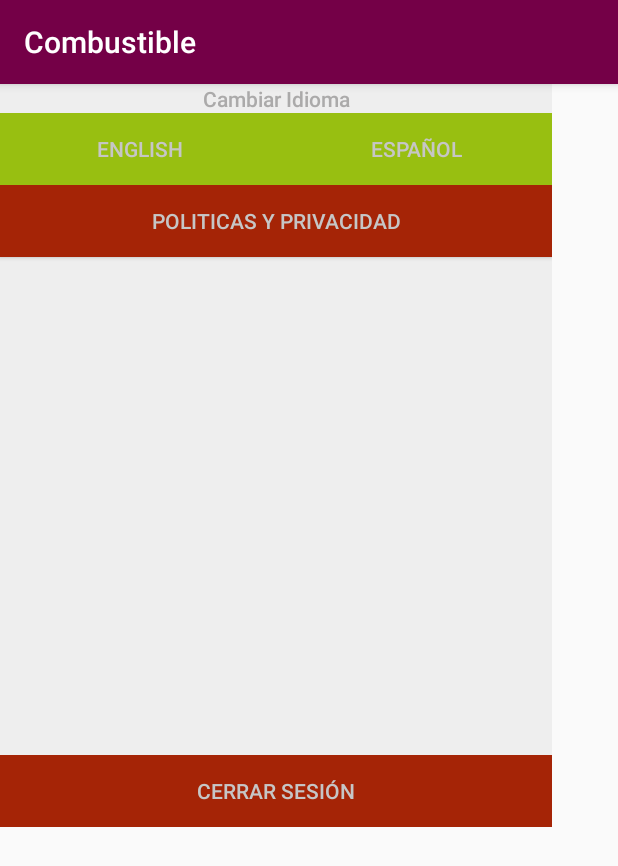
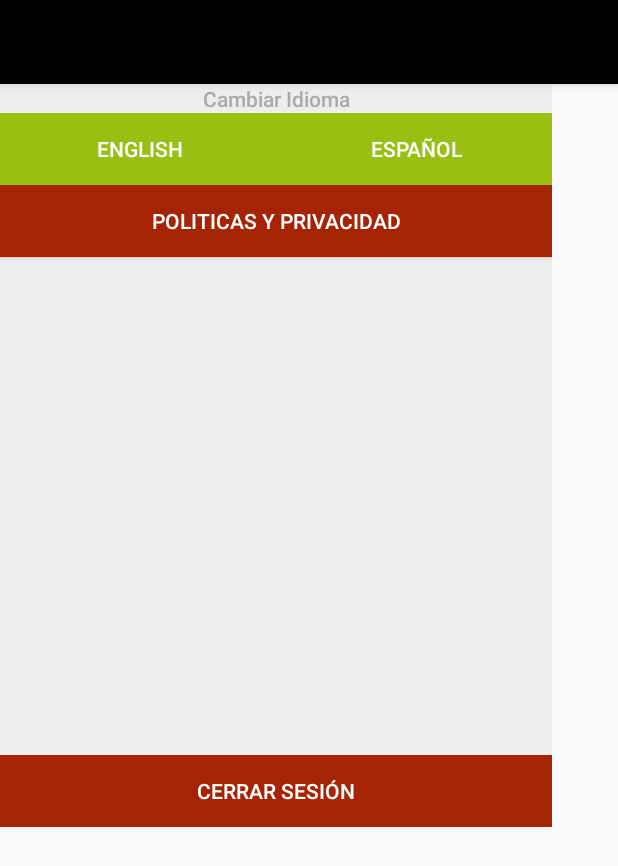
Before and after one commit to andreSaavedra/Combustible, an Android app: the Ajustes screen opened directly, with no data from a screen before it, on a phone screen of 412 x 824 dp. Shown: the top 866 px of the screen. Run offline under Robolectric (Android 15) with nearby library versions, the phone set to English and light mode, and no system bars.

Commit message:
agregando funciones en Ajustes

```diff
--- a/app/src/main/res/layout/activity_ajustes.xml
+++ b/app/src/main/res/layout/activity_ajustes.xml
@@ -5,7 +5,7 @@
     android:layout_width="368dp"
     android:layout_height="495dp"
     android:layout_weight="1"
-    android:background="@color/colorPrimaryDark"
+    android:background="@color/colorblancotexto"
     app:layout_behavior="@string/appbar_scrolling_view_behavior"
     tools:context="com.example.intel.combustible.Ajustes"
     tools:layout_editor_absoluteX="8dp"
@@ -41,7 +41,7 @@
             android:layout_weight="1"
             android:background="@color/verdefondo"
             android:text="@string/boton_de_idioma1"
-            android:textColor="@color/colorblancotexto" />
+            android:textColor="@android:color/white" />
 
         <Button
             android:id="@+id/Español"
@@ -50,7 +50,7 @@
             android:layout_weight="0.5"
             android:background="@color/verdefondo"
             android:text="@string/boton_de_idioma2"
-            android:textColor="@color/colorblancotexto" />
+            android:textColor="@android:color/white" />
     </TableRow>
 
     <TableRow
@@ -66,7 +66,7 @@
             android:layout_weight="2"
             android:background="@color/rojofondo"
             android:text="@string/politicas_y_privacidad"
-            android:textColor="@color/colorblancotexto" />
+            android:textColor="@android:color/white" />
     </TableRow>
 
     <TableRow
@@ -82,7 +82,7 @@
             android:layout_weight="1"
             android:background="@color/rojofondo"
             android:text="@string/cerrar_sesion"
-            android:textColor="@color/colorblancotexto" />
+            android:textColor="@android:color/white" />
 
     </TableRow>
 
--- a/app/src/main/res/layout/activity_main.xml
+++ b/app/src/main/res/layout/activity_main.xml
@@ -3,7 +3,7 @@
 <RelativeLayout xmlns:android="http://schemas.android.com/apk/res/android"
     android:layout_width="fill_parent"
     android:layout_height="fill_parent"
-    android:background="@color/colorAccent"
+    android:background="@android:color/background_dark"
     android:fadingEdge="horizontal|vertical">
 
     <Button
@@ -18,7 +18,7 @@
         android:layout_alignParentTop="false"
         android:layout_centerHorizontal="true"
         android:layout_marginBottom="51dp"
-        android:background="@color/colorAccent"
+        android:background="@android:color/background_dark"
         android:elevation="24dp"
         android:fadingEdge="horizontal|vertical"
         android:text="@string/ingresar_como_invitado"
--- a/app/src/main/res/layout/content_filtro.xml
+++ b/app/src/main/res/layout/content_filtro.xml
@@ -54,7 +54,7 @@
         android:layout_marginTop="35dp"
         android:background="@color/verdefondo"
         android:text="@string/buscar"
-        android:textColor="@color/colorblancotexto" />
+        android:textColor="@android:color/white" />
 
     <SeekBar
         android:id="@+id/seekBar"
--- a/app/src/main/res/values/colors.xml
+++ b/app/src/main/res/values/colors.xml
@@ -1,6 +1,6 @@
 <?xml version="1.0" encoding="utf-8"?>
 <resources>
-    <color name="colorPrimary">#740047</color>
+    <color name="colorPrimary">#ff000000</color>
     <color name="colorPrimaryDark">#eeeeee</color>
     <color name="colorAccent">#740047</color>
     <color name="colorplomo">#eeeeee</color>
--- a/app/src/main/res/values/strings.xml
+++ b/app/src/main/res/values/strings.xml
@@ -1,5 +1,5 @@
 <resources>
-    <string name="app_name">Combustible</string>
+    <string name="app_name"> </string>
     <string name="title_activity_filtro">filtro</string>
 
 
```
Also changed, not shown: app/src/main/ic_launcher-web.png, app/src/main/res/mipmap-hdpi/ic_launcher.png, app/src/main/res/mipmap-mdpi/ic_launcher.png, app/src/main/res/mipmap-xhdpi/ic_launcher.png, app/src/main/res/mipmap-xxhdpi/ic_launcher.png, app/src/main/res/mipmap-xxxhdpi/ic_launcher.png.
